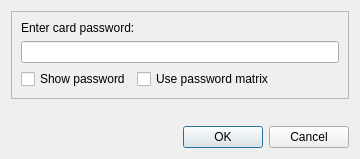
The window that passworddialog.ui (Nitrokey/nitrokey-app) describes before a commit, drawn with Qt 5.
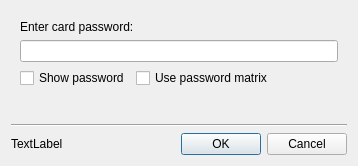
The same window after the commit. Icons and pictures are not drawn.

Commit message: fix frames and lines at windows

The edit to the form file:
```diff
--- a/passworddialog.ui
+++ b/passworddialog.ui
@@ -6,8 +6,8 @@
    <rect>
     <x>0</x>
     <y>0</y>
-    <width>360</width>
-    <height>159</height>
+    <width>358</width>
+    <height>166</height>
    </rect>
   </property>
   <property name="sizePolicy">
@@ -32,11 +32,14 @@
        <verstretch>0</verstretch>
       </sizepolicy>
      </property>
+     <property name="autoFillBackground">
+      <bool>false</bool>
+     </property>
      <property name="frameShape">
-      <enum>QFrame::StyledPanel</enum>
+      <enum>QFrame::NoFrame</enum>
      </property>
      <property name="frameShadow">
-      <enum>QFrame::Raised</enum>
+      <enum>QFrame::Plain</enum>
      </property>
      <layout class="QVBoxLayout" name="verticalLayout_2">
       <item>
@@ -113,6 +116,9 @@
      <property name="orientation">
       <enum>Qt::Vertical</enum>
      </property>
+     <property name="sizeType">
+      <enum>QSizePolicy::MinimumExpanding</enum>
+     </property>
      <property name="sizeHint" stdset="0">
       <size>
        <width>20</width>
@@ -121,8 +127,22 @@
      </property>
     </spacer>
    </item>
+   <item>
+    <widget class="Line" name="line">
+     <property name="orientation">
+      <enum>Qt::Horizontal</enum>
+     </property>
+    </widget>
+   </item>
    <item>
     <layout class="QHBoxLayout" name="horizontalLayout">
+     <item>
+      <widget class="QLabel" name="status">
+       <property name="text">
+        <string>TextLabel</string>
+       </property>
+      </widget>
+     </item>
      <item>
       <spacer name="horizontalSpacer">
        <property name="orientation">
```
The commit also changes 7 other files.
